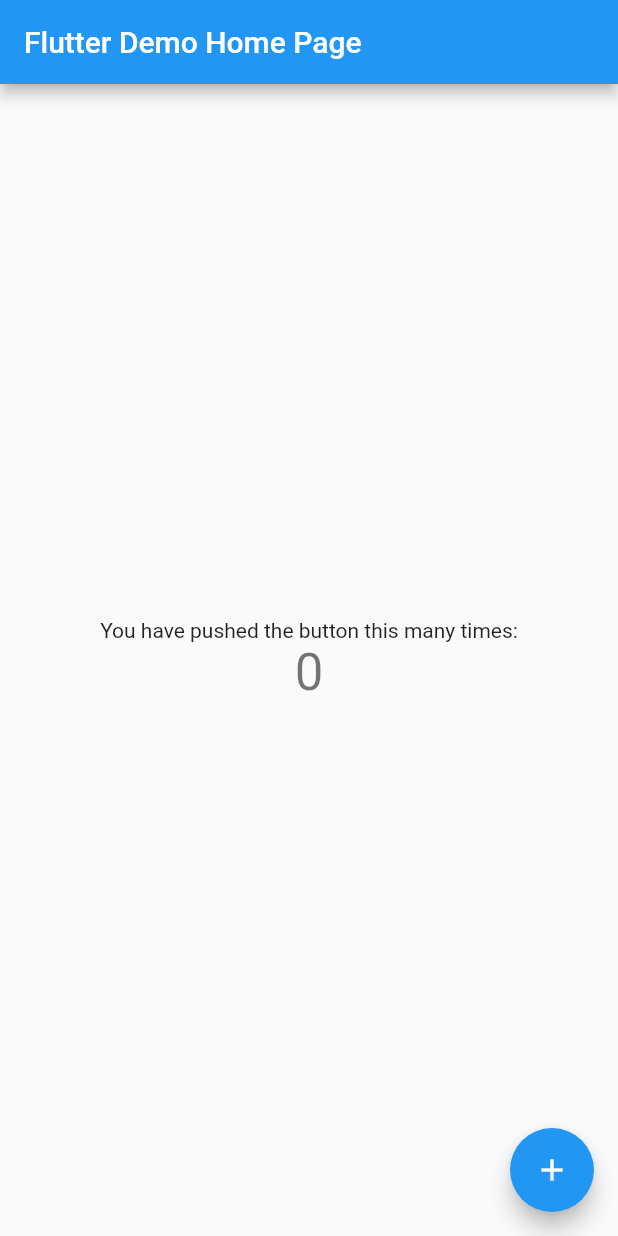
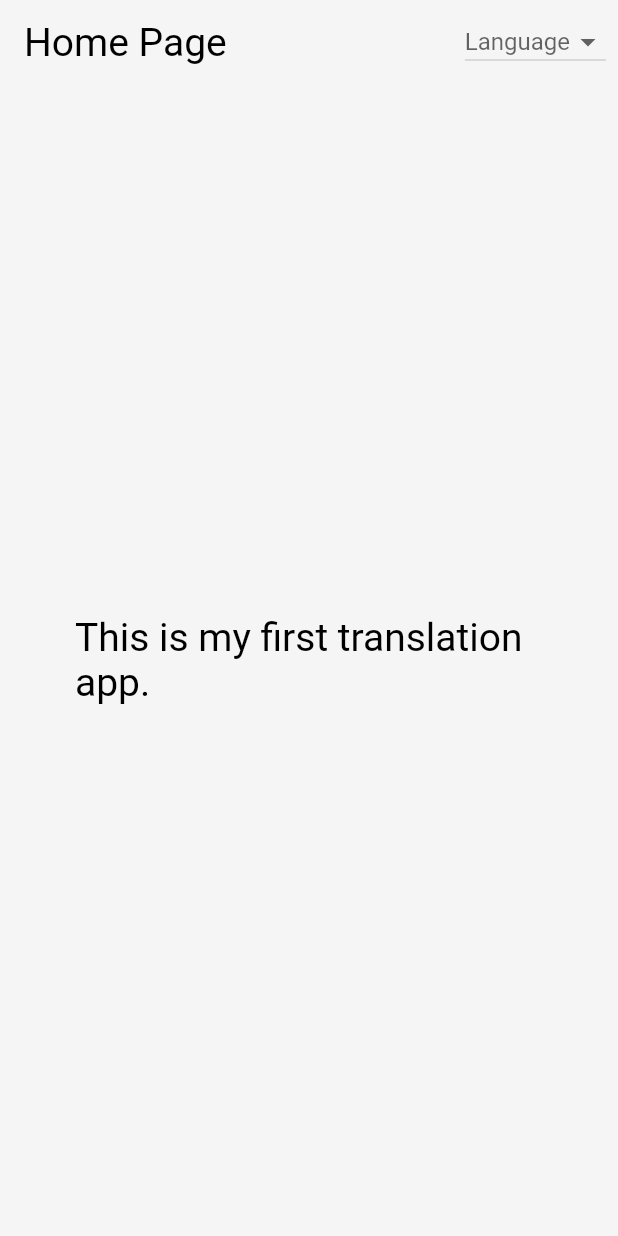
Before and after one commit to ielb/localization, a Flutter app: the screen it shows after launch, on a phone screen of 412 x 824 dp. Run offline on Flutter 3.47's test engine with Material 2 defaults, Android fonts, the phone set to English and light mode, and no system bars; our stand-ins replace get; generated files the repository leaves out were written again.

```diff
--- /dev/null
+++ b/l10n.yaml
@@ -0,0 +1,3 @@
+arb-dir: lib/l10n
+template-arb-file: app_en.arb
+output-localization-file: app_localizations.dart
--- /dev/null
+++ b/lib/config/config.dart
@@ -0,0 +1,9 @@
+
+
+
+import 'package:flutter/material.dart';
+
+
+
+  double getWidth(context) =>MediaQuery.of(context).size.width;
+  double getHeight(context) =>MediaQuery.of(context).size.height;
--- /dev/null
+++ b/lib/controllers/localizationController.dart
@@ -0,0 +1,27 @@
+
+
+
+
+
+
+import 'package:flutter/cupertino.dart';
+import 'package:get/get.dart';
+import 'package:flutter_gen/gen_l10n/app_localizations.dart';
+class LocalizationController extends GetxController {
+
+  String _title = "Home Page";
+  setTitle(String til) => _title = til;
+  String get getTitle => _title;
+  String _content = "This is my first translation app.";
+  setContent (String con) => _content = con;
+  String get getContent => _content;
+  var _lang = 'en';
+
+
+    changeLang(String lang ) async{
+      _lang = lang;
+      AppLocalizations  appLocalizations =  await AppLocalizations.delegate.load(Locale(_lang));
+      setTitle(appLocalizations.title);
+      setContent(appLocalizations.content);
+    }
+}
--- /dev/null
+++ b/lib/l10n/app_ar.arb
@@ -0,0 +1,4 @@
+{
+    "content": "هذا هو أول تطبيق ترجمة لي",
+    "title" :"الصفحة الرئيسي"
+}
--- /dev/null
+++ b/lib/l10n/app_en.arb
@@ -0,0 +1,4 @@
+{
+    "content": "This is my first translation app.",
+    "title":"Home Page"
+}
--- /dev/null
+++ b/lib/l10n/app_fr.arb
@@ -0,0 +1,4 @@
+{
+    "content": "C'est ma première application de traduction.",
+    "title":"Page Pricipale"
+}
--- a/lib/main.dart
+++ b/lib/main.dart
@@ -1,6 +1,12 @@
 import 'package:flutter/material.dart';
+import 'package:get/get.dart';
+import 'package:localization/controllers/localizationController.dart';
+import 'screens/screens.dart';
+import 'package:flutter_gen/gen_l10n/app_localizations.dart';
 
 void main() {
+  LocalizationController controller =LocalizationController();
+  controller = Get.put(controller,permanent: true);
   runApp(MyApp());
 }
 
@@ -8,106 +14,22 @@ class MyApp extends StatelessWidget {
   // This widget is the root of your application.
   @override
   Widget build(BuildContext context) {
-    return MaterialApp(
-      title: 'Flutter Demo',
-      theme: ThemeData(
-        // This is the theme of your application.
-        //
-        // Try running your application with "flutter run". You'll see the
-        // application has a blue toolbar. Then, without quitting the app, try
-        // changing the primarySwatch below to Colors.green and then invoke
-        // "hot reload" (press "r" in the console where you ran "flutter run",
-        // or simply save your changes to "hot reload" in a Flutter IDE).
-        // Notice that the counter didn't reset back to zero; the application
-        // is not restarted.
-        primarySwatch: Colors.blue,
-      ),
-      home: MyHomePage(title: 'Flutter Demo Home Page'),
+    return GetMaterialApp(
+      debugShowCheckedModeBanner: false,
+      routes: {
+        '/home':(context) => Home()
+      },
+      locale: Locale('en'),
+      localizationsDelegates: AppLocalizations.localizationsDelegates,
+      supportedLocales: AppLocalizations.supportedLocales,
+      home: FutureBuilder(
+        future: Future.delayed(Duration(seconds: 2)),
+        builder: (context,snap){
+          if(snap.connectionState ==ConnectionState.waiting){
+            return Splach();
+          }else
+            return Home();
+      },),
     );
   }
 }
-
-class MyHomePage extends StatefulWidget {
-  MyHomePage({Key? key, required this.title}) : super(key: key);
-
-  // This widget is the home page of your application. It is stateful, meaning
-  // that it has a State object (defined below) that contains fields that affect
-  // how it looks.
-
-  // This class is the configuration for the state. It holds the values (in this
-  // case the title) provided by the parent (in this case the App widget) and
-  // used by the build method of the State. Fields in a Widget subclass are
-  // always marked "final".
-
-  final String title;
-
-  @override
-  _MyHomePageState createState() => _MyHomePageState();
-}
-
-class _MyHomePageState extends State<MyHomePage> {
-  int _counter = 0;
-
-  void _incrementCounter() {
-    setState(() {
-      // This call to setState tells the Flutter framework that something has
-      // changed in this State, which causes it to rerun the build method below
-      // so that the display can reflect the updated values. If we changed
-      // _counter without calling setState(), then the build method would not be
-      // called again, and so nothing would appear to happen.
-      _counter++;
-    });
-  }
-
-  @override
-  Widget build(BuildContext context) {
-    // This method is rerun every time setState is called, for instance as done
-    // by the _incrementCounter method above.
-    //
-    // The Flutter framework has been optimized to make rerunning build methods
-    // fast, so that you can just rebuild anything that needs updating rather
-    // than having to individually change instances of widgets.
-    return Scaffold(
-      appBar: AppBar(
-        // Here we take the value from the MyHomePage object that was created by
-        // the App.build method, and use it to set our appbar title.
-        title: Text(widget.title),
-      ),
-      body: Center(
-        // Center is a layout widget. It takes a single child and positions it
-        // in the middle of the parent.
-        child: Column(
-          // Column is also a layout widget. It takes a list of children and
-          // arranges them vertically. By default, it sizes itself to fit its
-          // children horizontally, and tries to be as tall as its parent.
-          //
-          // Invoke "debug painting" (press "p" in the console, choose the
-          // "Toggle Debug Paint" action from the Flutter Inspector in Android
-          // Studio, or the "Toggle Debug Paint" command in Visual Studio Code)
-          // to see the wireframe for each widget.
-          //
-          // Column has various properties to control how it sizes itself and
-          // how it positions its children. Here we use mainAxisAlignment to
-          // center the children vertically; the main axis here is the vertical
-          // axis because Columns are vertical (the cross axis would be
-          // horizontal).
-          mainAxisAlignment: MainAxisAlignment.center,
-          children: <Widget>[
-            Text(
-              'You have pushed the button this many times:',
-            ),
-            Text(
-              '$_counter',
-              style: Theme.of(context).textTheme.headline4,
-            ),
-          ],
-        ),
-      ),
-      floatingActionButton: FloatingActionButton(
-        onPressed: _incrementCounter,
-        tooltip: 'Increment',
-        child: Icon(Icons.add),
-      ), // This trailing comma makes auto-formatting nicer for build methods.
-    );
-  }
-}
--- /dev/null
+++ b/lib/screens/home_screen.dart
@@ -0,0 +1,78 @@
+import 'package:flutter/material.dart';
+import 'package:get/get.dart';
+import 'package:localization/config/config.dart';
+import 'package:localization/controllers/localizationController.dart';
+class Home extends StatefulWidget {
+  Home({Key? key}) : super(key: key);
+
+  @override
+  _HomeState createState() => _HomeState();
+}
+
+class _HomeState extends State<Home> {
+  String? dropdownvalue ;
+  List<String> items = ['English','Frensh',"العربية"];
+  LocalizationController langController = LocalizationController() ;
+  @override
+  void initState() {
+    super.initState();
+    langController = Get.find<LocalizationController>();
+  }
+  @override
+  Widget build(BuildContext context) {
+    return Scaffold(
+
+      appBar: AppBar(
+        automaticallyImplyLeading: false,
+        title: Text(langController.getTitle,textAlign: TextAlign.left,style: TextStyle(color: Colors.black,fontSize: 26,fontWeight: FontWeight.w400,),),
+        elevation: 0,
+        backgroundColor: Colors.transparent,
+        actions: [
+          Padding(
+            padding: const EdgeInsets.all(8.0),
+            child: DropdownButton(
+              value: dropdownvalue,
+              hint: Text(dropdownvalue ?? 'Language'),
+              items: items.map((e) => DropdownMenuItem(
+                value: e,
+                child: Text(e)
+              )).toList(),
+              onChanged:  (String? newValue){
+                  setState(() {
+                    dropdownvalue = newValue;
+                  });
+                  switch (newValue){
+                    case "English":
+                      setState(() {
+                        langController.changeLang( 'en');
+                      });
+                      break;
+                    case "Frensh":
+                      setState(() {
+                        langController.changeLang( 'fr');
+                      });
+                      break;
+                    case "العربية":
+                      setState(() {
+                        langController.changeLang('ar');
+                      });
+                      break;
+                  }
+                },
+            ),
+
+          )
+        ],
+      ),
+      backgroundColor: Colors.grey[100],
+      body: Container(
+        padding: EdgeInsets.only(right:50,left:50),
+        height: getHeight(context),
+        width: getWidth(context),
+        child: Center(
+          child: Text(langController.getContent  ,textAlign: TextAlign.left,style: TextStyle(color: Colors.black,fontSize: 26,fontWeight: FontWeight.w400,),),
+        ),
+      ),
+    );
+  }
+}
--- /dev/null
+++ b/lib/screens/screens.dart
@@ -0,0 +1,2 @@
+export 'home_screen.dart';
+export 'splach_screen.dart';
```
Also changed, not shown: lib/screens/splach_screen.dart (added, +24 -0 lines), pubspec.yaml (+9 -12 lines), pubspec.lock.
